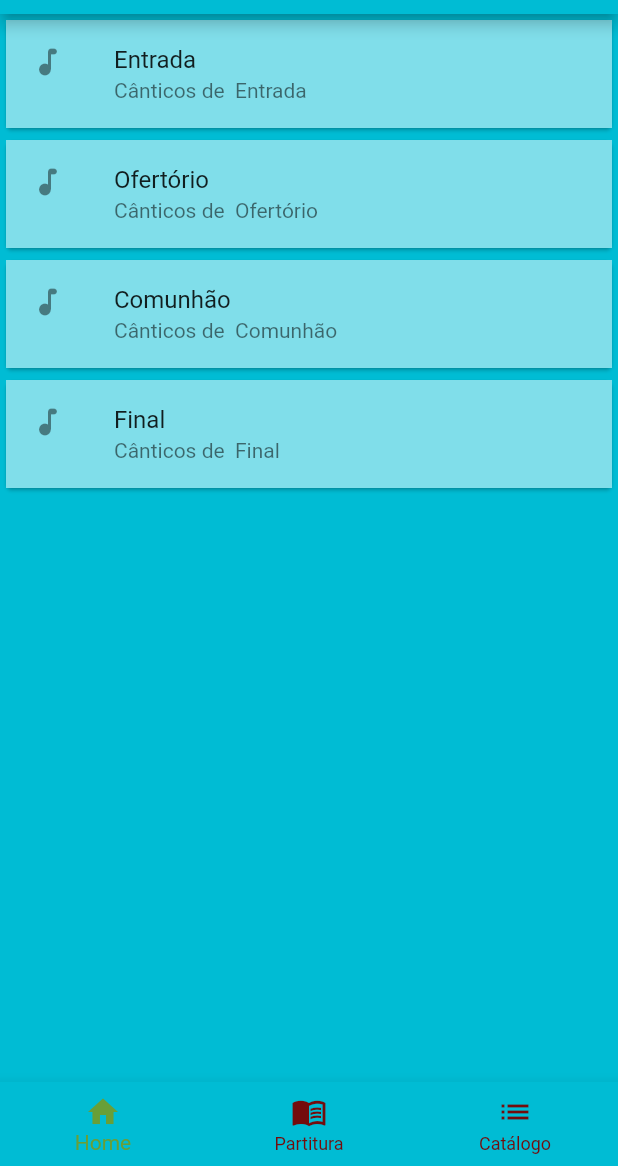
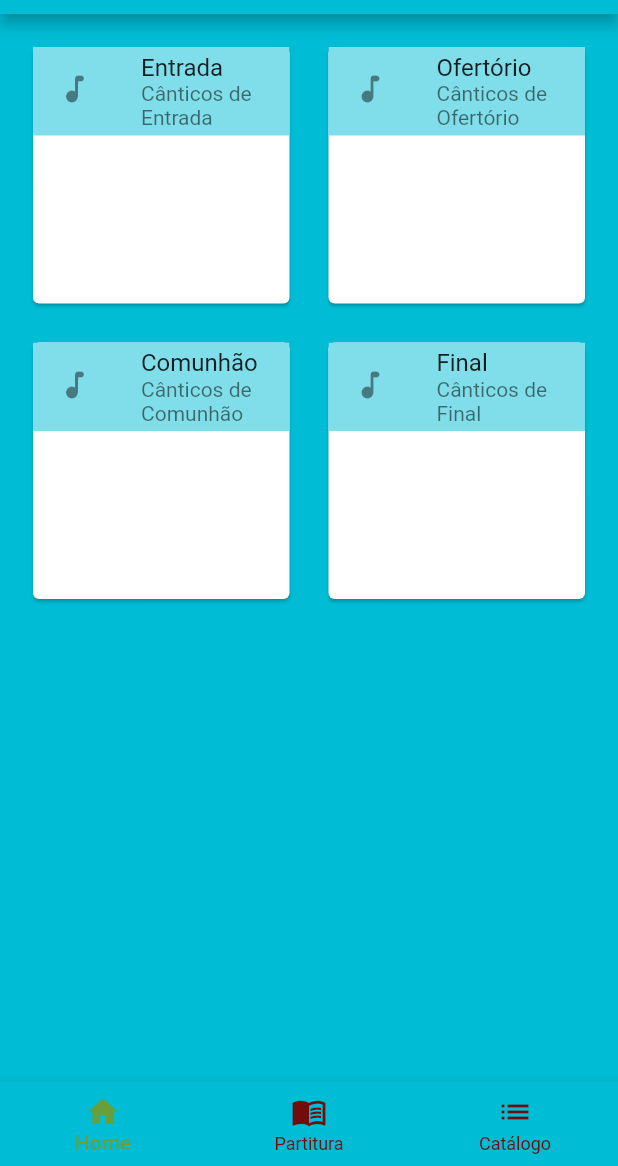
Before and after one commit to ddiasguto/mliturgica, a Flutter app: the screen it shows after launch, on a phone screen of 412 x 824 dp, the part 70-1236 px from its top. Run offline on Flutter 3.47's test engine with Material 2 defaults, Android fonts, the phone set to English and light mode, and no system bars.

Commit message:
Home Widget changed to gridview

```diff
--- a/lib/components/home.dart
+++ b/lib/components/home.dart
@@ -6,7 +6,11 @@ class Home extends StatelessWidget {
 
   @override
   Widget build(BuildContext context) {
-    return ListView(
+    return GridView.count(
+      mainAxisSpacing: 18.0,
+      crossAxisSpacing: 18,
+      padding: EdgeInsets.all(18.0),
+      crossAxisCount: 2,
       children: [
         CardHome("Entrada"),
         CardHome("Ofertório"),
```
